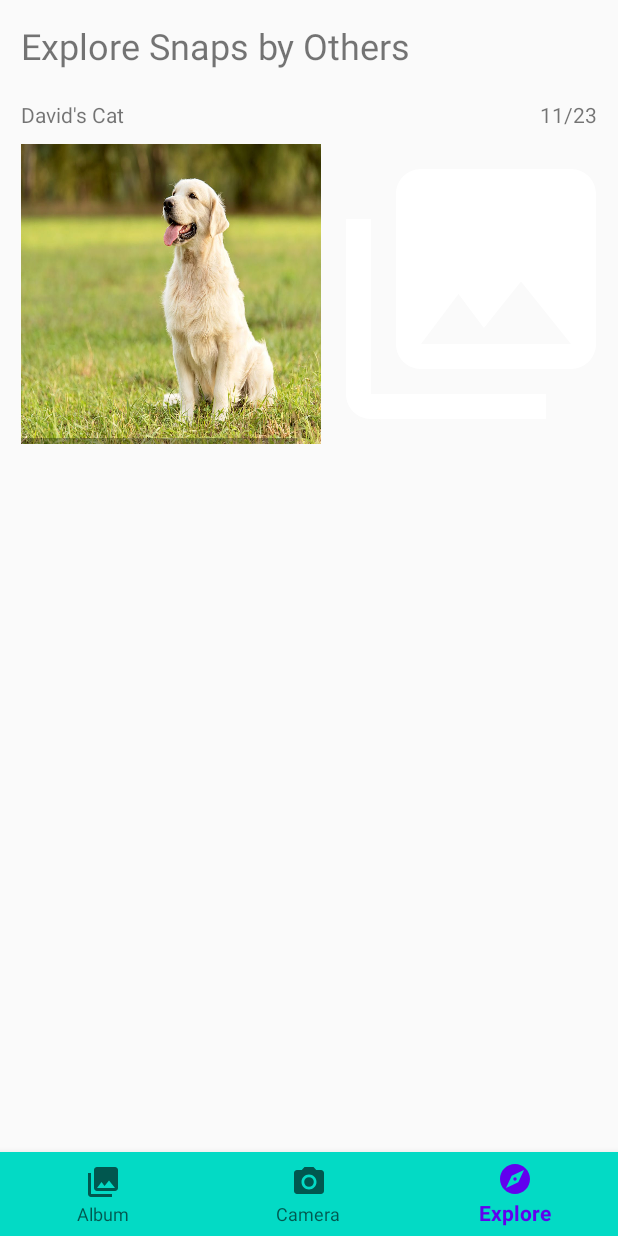
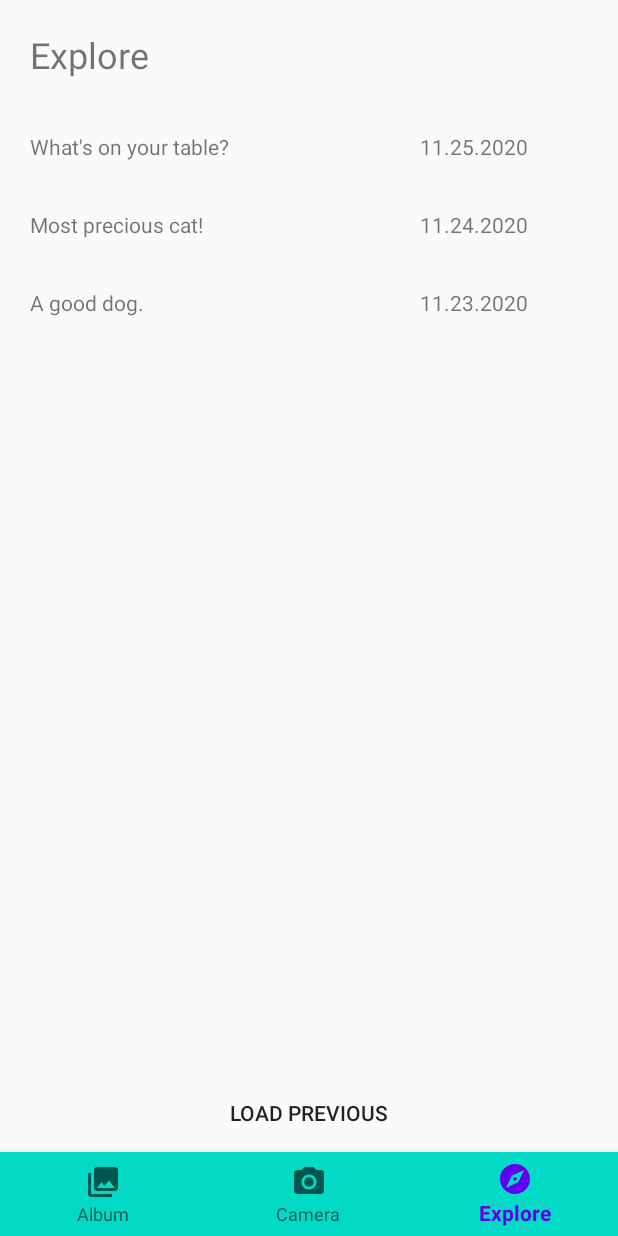
Before and after one commit to seungho0106/snappie, an Android app: the screen it shows after launch (MainActivity), item 3 of the bottom bar chosen, on a phone screen of 412 x 824 dp. Run offline under Robolectric (Android 15) with nearby library versions, the phone set to English and light mode, and no system bars; our stand-ins replace Firebase (no records; nobody signed in at launch, a user with empty details on screens opened directly), navigation-ui; 1 statement that could not run was skipped.

Commit message:
Load image from firebase and populate explore tab

```diff
--- a/app/src/main/java/ca/bcit/comp3717/snappie/ExploreFragment.java
+++ b/app/src/main/java/ca/bcit/comp3717/snappie/ExploreFragment.java
@@ -1,21 +1,24 @@
 package ca.bcit.comp3717.snappie;
 
-import android.app.Activity;
 import android.graphics.Bitmap;
+import android.graphics.BitmapFactory;
 import android.graphics.Canvas;
 import android.os.Bundle;
 
 import androidx.annotation.NonNull;
 import androidx.fragment.app.Fragment;
+
+import android.view.Gravity;
 import android.view.LayoutInflater;
 import android.view.View;
 import android.view.ViewGroup;
 import android.widget.Button;
 import android.widget.ImageView;
+import android.widget.LinearLayout;
+import android.widget.TextView;
 import android.widget.Toast;
 
-import com.google.android.gms.tasks.OnCompleteListener;
-import com.google.android.gms.tasks.Task;
+import com.google.android.gms.tasks.OnFailureListener;
 import com.google.firebase.storage.FirebaseStorage;
 import com.google.firebase.storage.StorageMetadata;
 import com.google.firebase.storage.StorageReference;
@@ -43,7 +46,7 @@ public class ExploreFragment extends Fragment {
     private String mParam1;
     private String mParam2;
 
-    private ImageView imageViewTest;
+    private LocalDateTime localDateTime;
     private FirebaseStorage firebaseStorage = FirebaseStorage.getInstance();
     /**
      * Use this factory method to create a new instance of
@@ -74,6 +77,7 @@ public class ExploreFragment extends Fragment {
             mParam1 = getArguments().getString(ARG_PARAM1);
             mParam2 = getArguments().getString(ARG_PARAM2);
         }
+        localDateTime = LocalDateTime.now();
     }
 
     @Override
@@ -82,16 +86,74 @@ public class ExploreFragment extends Fragment {
         // Inflate the layout for this fragment
         View view = inflater.inflate(R.layout.fragment_explore, container, false);
 
-        // Write ImageView to firebase example
-        imageViewTest = view.findViewById(R.id.imageViewTest);
-        imageViewTest.setOnClickListener(new View.OnClickListener(){
-            @Override
-            public void onClick(View v) {
-                writeImageViewToFirebase(imageViewTest);
-            }
+        Button loadPreviousButton = view.findViewById(R.id.btnLoadPrevious);
+        loadPreviousButton.setOnClickListener(v -> {
+            populateExploreDatePrevious(inflater, view);
         });
 
+        // Populate explore dates // 3 days worth initially
+        populateExploreDate(localDateTime, inflater, view);
+        for (int i = 0; i < 2; i++) {
+            populateExploreDatePrevious(inflater, view);
+        }
+
         return view;
+    }
+
+    private void populateExploreDatePrevious(LayoutInflater inflater, View view) {
+        localDateTime = localDateTime.minusHours(24);
+        populateExploreDate(localDateTime, inflater, view);
+    }
+
+    private void populateExploreDate(LocalDateTime exploreDateTime, LayoutInflater inflater, View view) {
+        String exploreDateString = getStoragePath(exploreDateTime);
+        String theme = Themes.themes.get(exploreDateString);
+
+        if (theme == null) {
+            Toast.makeText(getContext(), "End of the list.", Toast.LENGTH_SHORT).show();
+            return;
+        }
+
+        LinearLayout linearLayoutExplore = view.findViewById(R.id.linearLayoutExplore);
+
+        View dayListView = inflater.inflate(R.layout.linear_layout_explore_day, null, false);
+        linearLayoutExplore.addView(dayListView);
+
+        TextView tvTitle = dayListView.findViewById(R.id.textViewTheme);
+        tvTitle.setText(theme);
+        TextView tvDate = dayListView.findViewById(R.id.textViewDate);
+        tvDate.setText(exploreDateString);
+
+        StorageReference listRef = firebaseStorage.getReference().child(exploreDateString);
+        listRef.listAll()
+                .addOnSuccessListener(listResult -> {
+                    // Get list of storage references of all images in the specified path
+                    for (StorageReference item : listResult.getItems()) {
+                        View snapView = inflater.inflate(R.layout.image_view_snap, null, false);
+                        ImageView imageView = snapView.findViewById(R.id.imageViewSnap);
+                        setImageFromFirebaseToImageView(imageView, item);
+
+                        LinearLayout linearLayoutSnaps = dayListView.findViewById(R.id.linearLayoutSnaps);
+                        linearLayoutSnaps.addView(snapView);
+                    }
+                })
+                .addOnFailureListener(new OnFailureListener() {
+                    @Override
+                    public void onFailure(@NonNull Exception e) {
+                        // Handle error
+                    }
+                });
+    }
+
+    private void setImageFromFirebaseToImageView(ImageView imageView, StorageReference item) {
+        // All the items under listRef.
+        final long ONE_MEGABYTE = 1024 * 1024;
+        item.getBytes(ONE_MEGABYTE).addOnSuccessListener(bytes -> {
+            Bitmap bmp = BitmapFactory.decodeByteArray(bytes, 0, bytes.length);
+            imageView.setImageBitmap(Bitmap.createScaledBitmap(bmp, imageView.getWidth(), imageView.getHeight(), false));
+        }).addOnFailureListener(exception -> {
+            // Handle any errors
+        });
     }
 
     private void writeImageViewToFirebase(ImageView imageView) {
@@ -107,7 +169,7 @@ public class ExploreFragment extends Fragment {
         byte[] data = outputStream.toByteArray();
 
         // Create upload task
-        String path = getStoragePath() + "/" + UUID.randomUUID() + ".png";
+        String path = getStoragePath(LocalDateTime.now()) + "/" + UUID.randomUUID() + ".png";
         StorageReference storageReference = firebaseStorage.getReference(path);
         StorageMetadata metadata = new StorageMetadata.Builder()
                 .setCustomMetadata("caption", "some caption here")
@@ -115,19 +177,14 @@ public class ExploreFragment extends Fragment {
         UploadTask uploadTask = storageReference.putBytes(data, metadata);
 
         // Handle success
-        uploadTask.addOnCompleteListener(getActivity(), new OnCompleteListener<UploadTask.TaskSnapshot>() {
-            @Override
-            public void onComplete(@NonNull Task<UploadTask.TaskSnapshot> task) {
-                Toast.makeText(getContext(), "Test.", Toast.LENGTH_LONG).show();
-            }
-        });
+        uploadTask.addOnCompleteListener(getActivity(), task ->
+                Toast.makeText(getContext(), "Shared snap!.", Toast.LENGTH_LONG).show());
     }
 
     /* Creates proper path the image is stored in the firebase, according to today's date.
     * IE. if today's date is 11/24/2020, the image should be stored in directory /11.24.2020/ */
-    private String getStoragePath() {
+    private String getStoragePath(LocalDateTime localDateTime) {
         DateTimeFormatter dtf = DateTimeFormatter.ofPattern("MM/dd/yyyy");
-        LocalDateTime now = LocalDateTime.now();
-        return dtf.format(now).replace("/", ".");
+        return dtf.format(localDateTime).replace("/", ".");
     }
 }
--- /dev/null
+++ b/app/src/main/java/ca/bcit/comp3717/snappie/Themes.java
@@ -0,0 +1,20 @@
+package ca.bcit.comp3717.snappie;
+
+import java.util.HashMap;
+import java.util.Map;
+
+public class Themes {
+    public static Map<String, String> themes = new HashMap<String, String>() {{
+        put("11.21.2020", "Skyline of the city.");
+        put("11.22.2020", "The nicest tree you can find!");
+        put("11.23.2020", "A good dog.");
+        put("11.24.2020", "Most precious cat!");
+        put("11.25.2020", "What's on your table?");
+        put("11.26.2020", "Your favorite pen.");
+        put("11.27.2020", "Book you read recently.");
+        put("11.28.2020", "Sunshine.");
+        put("11.29.2020", "Something delicious!.");
+        put("11.30.2020", "How about a fruit?");
+        put("12.01.2020", "The cold December air.");
+    }};
+}
--- a/app/src/main/res/layout/fragment_explore.xml
+++ b/app/src/main/res/layout/fragment_explore.xml
@@ -1,94 +1,55 @@
 <?xml version="1.0" encoding="utf-8"?>
-<ScrollView xmlns:android="http://schemas.android.com/apk/res/android"
+<androidx.constraintlayout.widget.ConstraintLayout xmlns:android="http://schemas.android.com/apk/res/android"
     xmlns:app="http://schemas.android.com/apk/res-auto"
     xmlns:tools="http://schemas.android.com/tools"
     android:layout_width="match_parent"
-    android:layout_height="match_parent"
-    tools:context="ExploreFragment">
+    android:layout_height="match_parent">
 
-    <LinearLayout
-        android:layout_width="wrap_content"
-        android:layout_height="wrap_content"
-        android:clipToPadding="false"
-        android:orientation="vertical"
-        android:padding="14dp">
+    <TextView
+        android:id="@+id/textViewExploreTitle"
+        android:layout_width="200dp"
+        android:layout_height="35dp"
+        android:layout_marginStart="20dp"
+        android:layout_marginTop="20dp"
+        android:text="@string/menu_label_explore"
+        android:textSize="24sp"
+        app:layout_constraintStart_toStartOf="parent"
+        app:layout_constraintTop_toTopOf="parent" />
 
-        <TextView
-            android:id="@+id/textViewExploreTitle"
-            android:layout_width="match_parent"
-            android:layout_height="wrap_content"
-            android:text="Explore Snaps by Others"
-            android:textSize="24sp" />
+    <ScrollView
+        android:id="@+id/scrollViewExplore"
+        android:layout_width="match_parent"
+        android:layout_height="match_parent"
+        android:layout_marginTop="68dp"
+        android:layout_marginBottom="54dp"
+        app:layout_constraintBottom_toBottomOf="parent"
+        app:layout_constraintEnd_toEndOf="parent"
+        app:layout_constraintHorizontal_bias="0.0"
+        app:layout_constraintStart_toStartOf="parent"
+        app:layout_constraintTop_toTopOf="parent"
+        app:layout_constraintVertical_bias="1.0"
+        tools:context="ExploreFragment">
 
         <LinearLayout
-            android:layout_width="match_parent"
-            android:layout_height="match_parent"
-            android:layout_marginTop="20dp"
-            android:layout_marginBottom="10dp"
-            android:orientation="horizontal">
+            android:id="@+id/linearLayoutExplore"
+            android:layout_width="wrap_content"
+            android:layout_height="wrap_content"
+            android:clipToPadding="false"
+            android:orientation="vertical"
+            android:padding="20dp" />
 
-            <TextView
-                android:id="@+id/textView"
-                android:layout_width="220dp"
-                android:layout_height="wrap_content"
-                android:text="David's Cat" />
+    </ScrollView>
 
-            <TextView
-                android:id="@+id/textView2"
-                android:layout_width="match_parent"
-                android:layout_height="wrap_content"
-                android:text="11/23"
-                android:textAlignment="textEnd" />
-        </LinearLayout>
+    <Button
+        android:id="@+id/btnLoadPrevious"
+        style="@style/Widget.AppCompat.Button.Borderless"
+        android:layout_width="match_parent"
+        android:layout_height="40dp"
+        android:layout_margin="6dp"
+        android:backgroundTint="#F4F4F4"
+        android:text="@string/explore_load_more"
+        app:layout_constraintBottom_toBottomOf="parent"
+        app:layout_constraintEnd_toEndOf="parent"
+        app:layout_constraintStart_toStartOf="parent" />
 
-        <HorizontalScrollView
-            android:layout_width="match_parent"
-            android:layout_height="match_parent">
-
-            <LinearLayout
-                android:layout_width="wrap_content"
-                android:layout_height="match_parent"
-                android:orientation="horizontal">
-
-                <ImageView
-                    android:id="@+id/imageViewTest"
-                    android:layout_width="200dp"
-                    android:layout_height="200dp"
-                    android:layout_weight="1"
-                    android:contentDescription="@null"
-                    android:scaleType="fitXY"
-                    app:srcCompat="@drawable/dog1" />
-
-                <ImageView
-                    android:id="@+id/p2"
-                    android:layout_width="200dp"
-                    android:layout_height="200dp"
-                    android:layout_weight="1"
-                    android:contentDescription="@null"
-                    android:scaleType="fitXY"
-                    app:srcCompat="@drawable/ic_photo_library_black_24dp" />
-
-                <ImageView
-                    android:id="@+id/p3"
-                    android:layout_width="200dp"
-                    android:layout_height="200dp"
-                    android:layout_weight="1"
-                    android:contentDescription="@null"
-                    android:scaleType="fitXY"
-                    app:srcCompat="@drawable/ic_photo_library_black_24dp" />
-
-                <ImageView
-                    android:id="@+id/p4"
-                    android:layout_width="200dp"
-                    android:layout_height="200dp"
-                    android:contentDescription="@null"
-                    android:scaleType="fitXY"
-                    app:srcCompat="@drawable/ic_photo_library_black_24dp" />
-
-            </LinearLayout>
-        </HorizontalScrollView>
-
-
-    </LinearLayout>
-
-</ScrollView>
+</androidx.constraintlayout.widget.ConstraintLayout>
--- /dev/null
+++ b/app/src/main/res/layout/image_view_snap.xml
@@ -0,0 +1,21 @@
+<?xml version="1.0" encoding="utf-8"?>
+<androidx.constraintlayout.widget.ConstraintLayout xmlns:android="http://schemas.android.com/apk/res/android"
+    xmlns:app="http://schemas.android.com/apk/res-auto"
+    xmlns:tools="http://schemas.android.com/tools"
+    android:layout_width="match_parent"
+    android:layout_height="match_parent">
+
+    <ImageView
+        android:id="@+id/imageViewSnap"
+        android:layout_width="200dp"
+        android:layout_height="200dp"
+        android:layout_marginRight="20dp"
+        android:layout_weight="1"
+        android:contentDescription="@null"
+        android:scaleType="centerCrop"
+        app:layout_constraintBottom_toBottomOf="parent"
+        app:layout_constraintEnd_toEndOf="parent"
+        app:layout_constraintStart_toStartOf="parent"
+        app:layout_constraintTop_toTopOf="parent" />
+
+</androidx.constraintlayout.widget.ConstraintLayout>
--- /dev/null
+++ b/app/src/main/res/layout/linear_layout_explore_day.xml
@@ -0,0 +1,47 @@
+<?xml version="1.0" encoding="utf-8"?>
+<androidx.constraintlayout.widget.ConstraintLayout
+    xmlns:android="http://schemas.android.com/apk/res/android"
+    xmlns:app="http://schemas.android.com/apk/res-auto"
+    android:layout_width="match_parent"
+    android:layout_height="match_parent">
+
+    <LinearLayout
+        android:layout_width="match_parent"
+        android:layout_height="match_parent"
+        android:orientation="horizontal"
+        app:layout_constraintBottom_toBottomOf="parent"
+        app:layout_constraintEnd_toEndOf="parent"
+        app:layout_constraintStart_toStartOf="parent"
+        app:layout_constraintTop_toTopOf="parent">
+
+        <TextView
+            android:id="@+id/textViewTheme"
+            android:layout_width="260dp"
+            android:layout_height="wrap_content" />
+
+        <TextView
+            android:id="@+id/textViewDate"
+            android:layout_width="match_parent"
+            android:layout_height="wrap_content"
+            android:textAlignment="textEnd" />
+    </LinearLayout>
+
+    <HorizontalScrollView
+        android:layout_width="match_parent"
+        android:layout_height="match_parent"
+        android:layout_marginTop="32dp"
+        android:layout_marginBottom="20dp"
+        app:layout_constraintBottom_toBottomOf="parent"
+        app:layout_constraintEnd_toEndOf="parent"
+        app:layout_constraintStart_toStartOf="parent"
+        app:layout_constraintTop_toTopOf="parent">
+
+        <LinearLayout
+            android:id="@+id/linearLayoutSnaps"
+            android:layout_width="wrap_content"
+            android:layout_height="match_parent"
+            android:baselineAligned="false"
+            android:orientation="horizontal"></LinearLayout>
+    </HorizontalScrollView>
+
+</androidx.constraintlayout.widget.ConstraintLayout>
--- a/app/src/main/res/values/strings.xml
+++ b/app/src/main/res/values/strings.xml
@@ -5,4 +5,5 @@
     <string name="menu_label_explore">Explore</string>
 <!-- TODO: Remove or change this placeholder text -->
     <string name="hello_blank_fragment">Hello blank fragment</string>
+    <string name="explore_load_more">Load previous</string>
 </resources>
```
